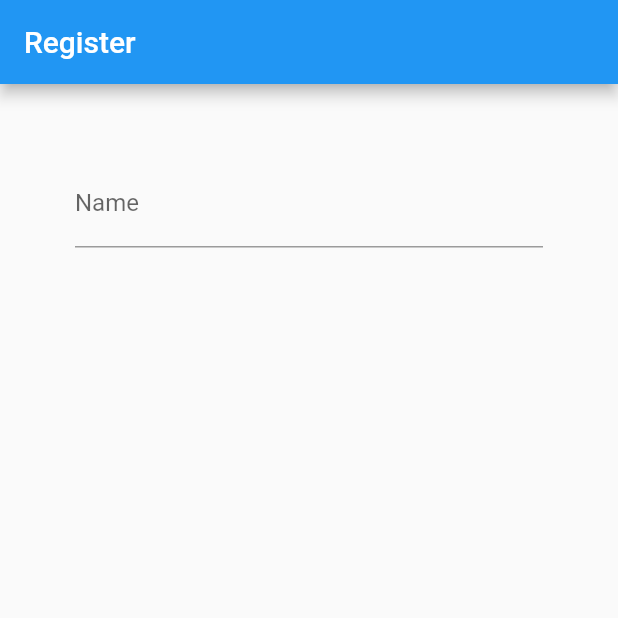
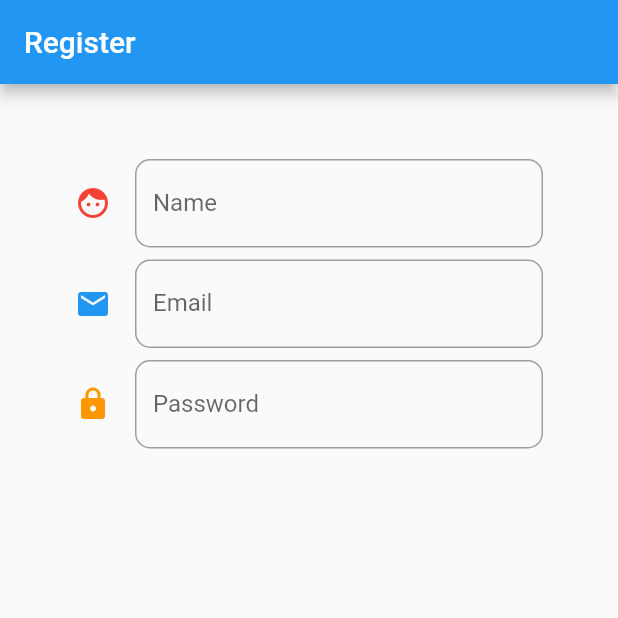
Before and after one commit to PaGenGar/MostFirebase, a Flutter app: the screen it shows after launch, on a phone screen of 412 x 824 dp, the top half of it. Run offline on Flutter 3.47's test engine with Material 2 defaults, Android fonts, the phone set to English and light mode, and no system bars.

Commit message:
Update Input Register

```diff
--- a/lib/screens/register.dart
+++ b/lib/screens/register.dart
@@ -5,9 +5,49 @@ class Register extends StatefulWidget {
   _RegisterState createState() => _RegisterState();
 }
 
+Widget passTeatFormField() {
+  return TextFormField(
+    obscureText: true,
+    decoration: InputDecoration(
+        enabledBorder: OutlineInputBorder(
+            borderSide: BorderSide(width: 1.0, color: Colors.grey),
+            borderRadius: BorderRadius.circular(10.0)),
+        labelText: 'Password',
+        hintText: 'You Password',
+        icon: Icon(
+          Icons.lock,
+          color: Colors.orange,
+        )),
+  );
+}
+
 Widget nameTextFormField() {
   return TextFormField(
-    decoration: InputDecoration(labelText: 'Name', hintText: 'Type Your Name'),
+    decoration: InputDecoration(
+        enabledBorder: OutlineInputBorder(
+            borderRadius: BorderRadius.circular(10.0),
+            borderSide: BorderSide(width: 1.0, color: Colors.grey)),
+        labelText: 'Name',
+        hintText: 'Type Your Name',
+        icon: Icon(
+          Icons.face,
+          color: Colors.red,
+        )),
+  );
+}
+
+Widget emailTextFormField() {
+  return TextFormField(
+    decoration: InputDecoration(
+        enabledBorder: OutlineInputBorder(
+            borderSide: BorderSide(width: 1.0, color: Colors.grey),
+            borderRadius: BorderRadius.circular(10.0)),
+        labelText: 'Email',
+        hintText: 'you@email.com',
+        icon: Icon(
+          Icons.email,
+          color: Colors.blue,
+        )),
   );
 }
 
@@ -18,9 +58,17 @@ class _RegisterState extends State<Register> {
       appBar: AppBar(
         title: Text('Register'),
       ),
-      body: Container( padding: EdgeInsets.all(50.0),
+      body: Container(
+        padding: EdgeInsets.all(50.0),
         child: Column(
-          children: <Widget>[nameTextFormField()],
+          children: <Widget>[
+            nameTextFormField(),
+            Container(
+              margin: EdgeInsets.only(top: 8.0, bottom: 8.0),
+              child: emailTextFormField(),
+            ),
+            passTeatFormField()
+          ],
         ),
       ),
     );
```
